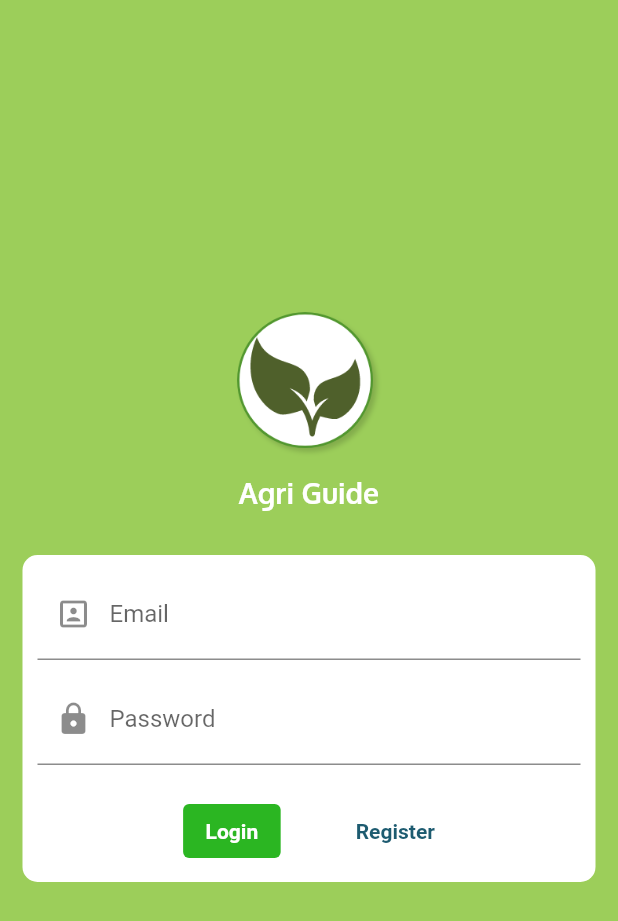
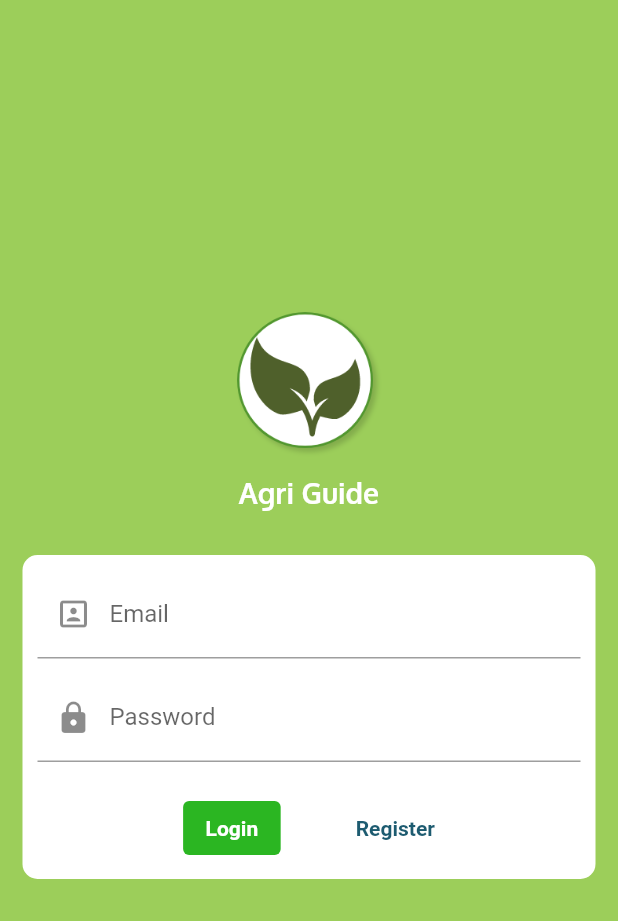
Before and after one commit to bssughosh/agri-guide, a Flutter app: what buildLoginInitializedViewMobile() shows on an empty page, opened directly with empty values, on a phone screen of 412 x 824 dp. Shown: the top 921 px of the screen. Run offline on Flutter 3.47's test engine with Material 2 defaults, Android fonts, the phone set to English and light mode, and no system bars; our stand-ins replace cloud_firestore, email_validator, firebase_auth, firebase_core, flutter_clean_architecture, flutter_spinkit and 4 more; missing offline and left inert: checkdigit; accounts and stored records are empty.

Commit message:
updated login page

```diff
--- a/lib/app/accounts/presentation/login/mobile/initialized_view.dart
+++ b/lib/app/accounts/presentation/login/mobile/initialized_view.dart
@@ -43,12 +43,7 @@ Widget buildLoginInitializedViewMobile({
                       ),
                       child: Column(
                         children: [
-                          Container(
-                            decoration: BoxDecoration(
-                              border: Border(
-                                  bottom: BorderSide(color: Colors.black45)),
-                            ),
-                            child: TextField(
+                          TextField(
                             controller: controller.emailText,
                             keyboardType: TextInputType.emailAddress,
                             textAlign: TextAlign.center,
@@ -58,27 +53,17 @@ Widget buildLoginInitializedViewMobile({
                               labelText: 'Email',
                               floatingLabelBehavior:
                                   FloatingLabelBehavior.never,
-                                border: InputBorder.none,
-                                focusedBorder: InputBorder.none,
-                                enabledBorder: InputBorder.none,
-                                errorBorder: InputBorder.none,
-                                disabledBorder: InputBorder.none,
+                              border: UnderlineInputBorder(),
                             ),
                             onChanged: (value) {
                               controller.updateEmailField(value);
                             },
                             autofillHints: [AutofillHints.username],
                           ),
-                          ),
                           SizedBox(
                             height: 10,
                           ),
-                          Container(
-                            decoration: BoxDecoration(
-                              border: Border(
-                                  bottom: BorderSide(color: Colors.black45)),
-                            ),
-                            child: TextField(
+                          TextField(
                             controller: controller.passwordText,
                             obscureText: true,
                             textAlign: TextAlign.center,
@@ -88,17 +73,12 @@ Widget buildLoginInitializedViewMobile({
                               labelText: 'Password',
                               floatingLabelBehavior:
                                   FloatingLabelBehavior.never,
-                                border: InputBorder.none,
-                                focusedBorder: InputBorder.none,
-                                enabledBorder: InputBorder.none,
-                                errorBorder: InputBorder.none,
-                                disabledBorder: InputBorder.none,
+                              border: UnderlineInputBorder(),
                             ),
                             onChanged: (value) {
                               controller.updatePasswordField(value);
                             },
                             autofillHints: [AutofillHints.password],
-                            ),
                           ),
                           SizedBox(height: 20),
                           Center(
```
Lines whose indentation alone changed are shown as unchanged.
